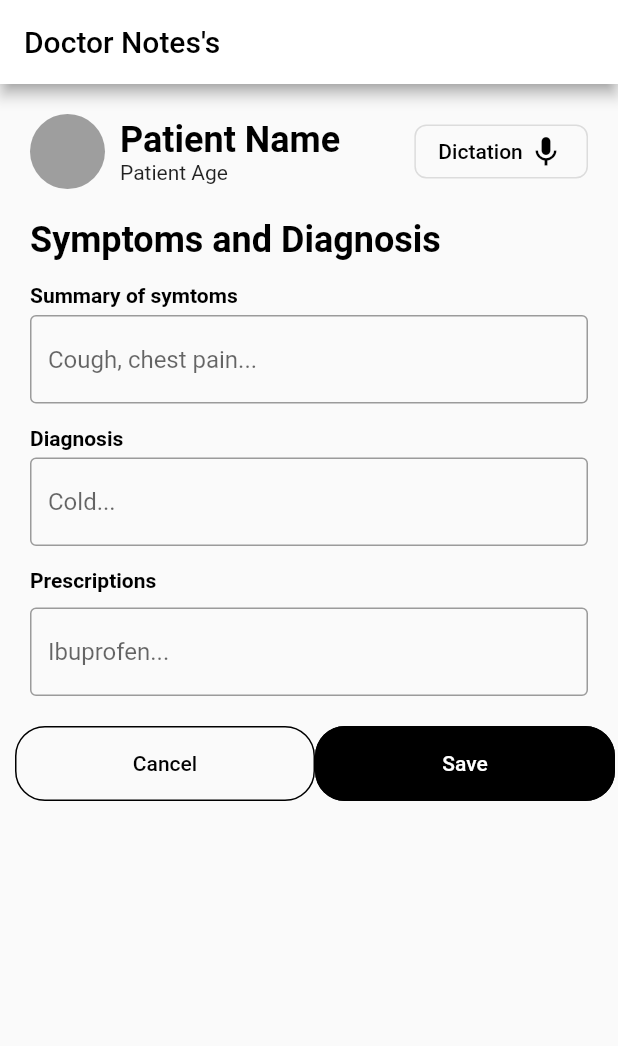
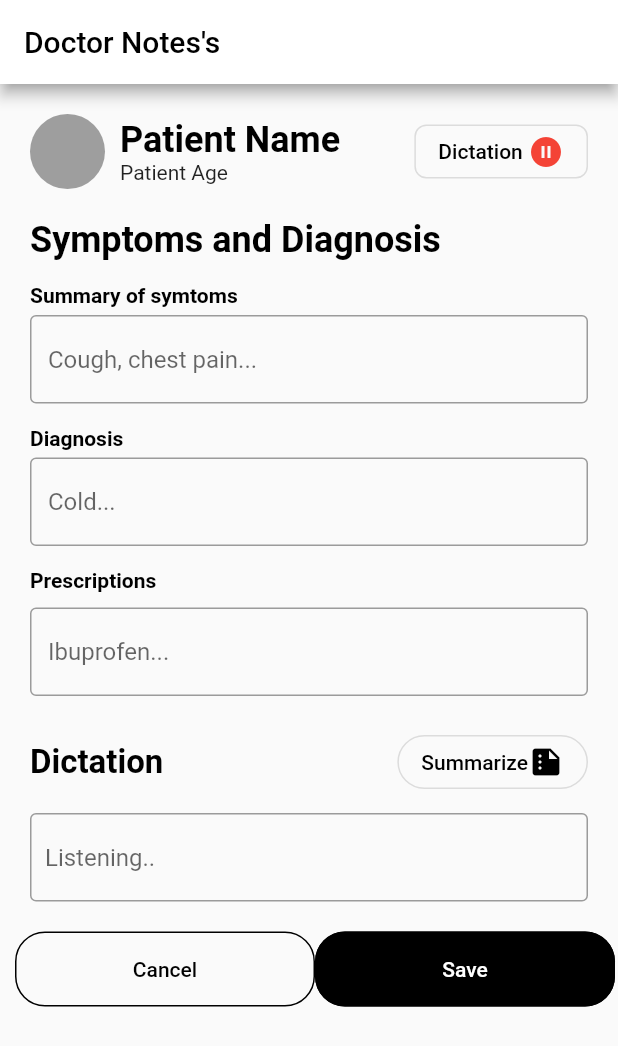
Before and after one commit to hthere21/demo1, a Flutter app: the screen it shows after launch, after a tap on "Dictation", after a tap on "Summarize", on a phone screen of 412 x 824 dp. Shown: the top 1046 px of the screen. Run offline on Flutter 3.47's test engine with Material 2 defaults, Android fonts, the phone set to English and light mode, and no system bars; our stand-ins replace speech_to_text.

Commit message:
Fixing minor UI bugs

```diff
--- a/lib/main.dart
+++ b/lib/main.dart
@@ -1,6 +1,4 @@
-import 'package:demo1/text_translate_view.dart';
 import 'package:flutter/material.dart';
-import 'package:speech_to_text/speech_recognition_result.dart';
 import 'package:speech_to_text/speech_to_text.dart';
 
 void main() {
@@ -30,8 +28,8 @@ class _MyHomePageState extends State<MyHomePage> {
   TextEditingController _textEditingController =
       TextEditingController(text: '');
   SpeechToText _speechToText = SpeechToText();
-  bool _speechEnabled = false;
   bool isListening = false;
+  bool isUsingDictation = false;
 
   void _startListening() async {
     bool available = await _speechToText.initialize(
@@ -58,6 +56,8 @@ class _MyHomePageState extends State<MyHomePage> {
             _textEditingController.text = result.recognizedWords;
           });
         },
+        //Set the language to English
+        localeId: 'en_US',
       );
     } else {
       print('Speech recognition not available');
@@ -75,7 +75,8 @@ class _MyHomePageState extends State<MyHomePage> {
             )),
         shadowColor: Colors.grey,
       ),
-      body: Column(
+      body: SingleChildScrollView(
+        child: Column(
           crossAxisAlignment: CrossAxisAlignment.start,
           children: <Widget>[
             Container(
@@ -116,16 +117,16 @@ class _MyHomePageState extends State<MyHomePage> {
                             _startListening();
                           } else {
                             _speechToText.stop();
+                            _textEditingController.clear();
                           }
                         },
                         style: OutlinedButton.styleFrom(
                           shape: RoundedRectangleBorder(
                             side: const BorderSide(
                               color: Colors.black,
-                            width: 2.0, // Increase the width as desired
+                              width: 2.0,
                             ),
-                          borderRadius: BorderRadius.circular(
-                              8.0), // Set the desired border radius
+                            borderRadius: BorderRadius.circular(8.0),
                           ),
                         ),
                         child: Row(
@@ -266,14 +267,15 @@ class _MyHomePageState extends State<MyHomePage> {
                             child: OutlinedButton(
                               onPressed: () {
                                 setState(() {
-                                isListening = !isListening;
+                                  _textEditingController.text = '';
+                                  _speechToText.stop();
                                 });
 
-                              if (isListening) {
-                                _startListening();
-                              } else {
-                                _speechToText.stop();
-                              }
+                                // if (isListening) {
+                                //   _startListening();
+                                // } else {
+                                //   _speechToText.stop();
+                                // }
                               },
                               style: OutlinedButton.styleFrom(
                                 shape: RoundedRectangleBorder(
@@ -310,8 +312,8 @@ class _MyHomePageState extends State<MyHomePage> {
                         decoration: InputDecoration(
                           border: OutlineInputBorder(),
                           hintText: 'Listening..',
-                        contentPadding:
-                            EdgeInsets.symmetric(vertical: 20, horizontal: 10),
+                          contentPadding: EdgeInsets.symmetric(
+                              vertical: 20, horizontal: 10),
                         ),
                       ),
                     ),
@@ -321,6 +323,7 @@ class _MyHomePageState extends State<MyHomePage> {
             ),
             Container(
               padding: EdgeInsets.all(10.0),
+              margin: EdgeInsets.only(bottom: 50.0),
               child: Row(
                 mainAxisAlignment: MainAxisAlignment.spaceEvenly,
                 children: [
@@ -366,6 +369,7 @@ class _MyHomePageState extends State<MyHomePage> {
             )
           ],
         ),
+      ),
     );
   }
 }
```
Lines whose indentation alone changed are shown as unchanged.
